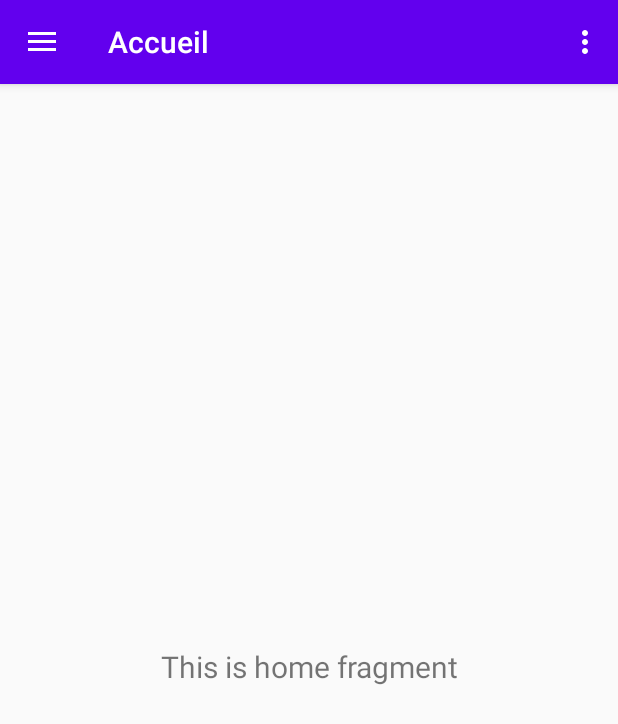
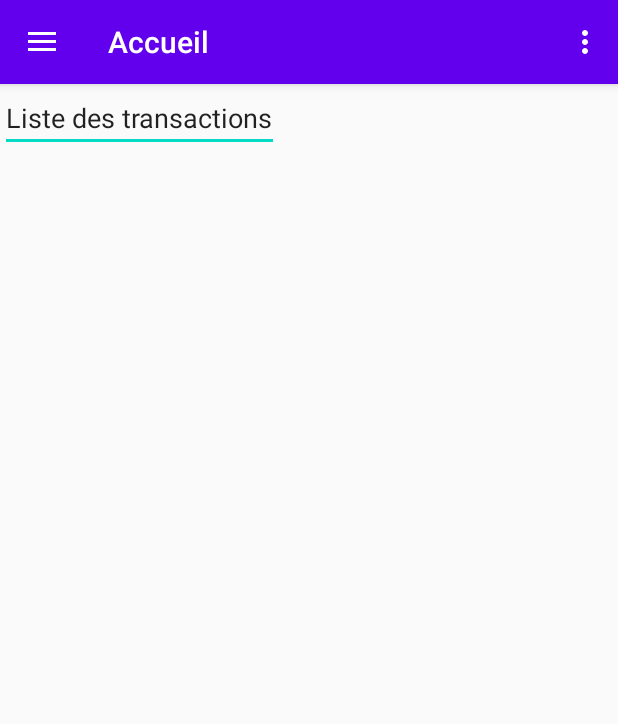
Before and after one commit to aissata0315/Android_TransfArgent, an Android app: the screen it shows after launch (MainActivity), on a phone screen of 412 x 824 dp. Shown: the top 724 px of the screen. Run offline under Robolectric (Android 15) with nearby library versions, the phone set to English and light mode, and no system bars; our stand-ins replace navigation-ui.

Commit message:
recuperation des données du formulaire

```diff
--- a/app/build.gradle
+++ b/app/build.gradle
@@ -31,6 +31,7 @@ dependencies {
     implementation 'androidx.navigation:navigation-fragment:2.1.0'
     implementation 'androidx.navigation:navigation-ui:2.1.0'
     implementation 'androidx.lifecycle:lifecycle-extensions:2.1.0'
+    implementation("com.squareup.okhttp3:okhttp:4.9.0")
     testImplementation 'junit:junit:4.12'
     androidTestImplementation 'androidx.test.ext:junit:1.1.1'
     androidTestImplementation 'androidx.test.espresso:espresso-core:3.2.0'
--- a/app/src/main/AndroidManifest.xml
+++ b/app/src/main/AndroidManifest.xml
@@ -1,7 +1,7 @@
 <?xml version="1.0" encoding="utf-8"?>
 <manifest xmlns:android="http://schemas.android.com/apk/res/android"
     package="sn.simplon.transfargent_android">
-
+<uses-permission android:name="android.permission.INTERNET"/>
     <application
         android:allowBackup="true"
         android:icon="@mipmap/ic_launcher"
--- a/app/src/main/java/sn/simplon/transfargent_android/MainActivity.java
+++ b/app/src/main/java/sn/simplon/transfargent_android/MainActivity.java
@@ -3,6 +3,8 @@ package sn.simplon.transfargent_android;
 import android.os.Bundle;
 import android.view.View;
 import android.view.Menu;
+import android.widget.Button;
+import android.widget.EditText;
 
 import com.google.android.material.floatingactionbutton.FloatingActionButton;
 import com.google.android.material.snackbar.Snackbar;
@@ -17,6 +19,7 @@ import androidx.appcompat.app.AppCompatActivity;
 import androidx.appcompat.widget.Toolbar;
 
 public class MainActivity extends AppCompatActivity {
+
 
     private AppBarConfiguration mAppBarConfiguration;
 
@@ -52,4 +55,6 @@ public class MainActivity extends AppCompatActivity {
         return NavigationUI.navigateUp(navController, mAppBarConfiguration)
                 || super.onSupportNavigateUp();
     }
+
+
 }
--- a/app/src/main/java/sn/simplon/transfargent_android/ui/lister/ListeTransactionFragment.java
+++ b/app/src/main/java/sn/simplon/transfargent_android/ui/lister/ListeTransactionFragment.java
@@ -4,32 +4,23 @@ import android.os.Bundle;
 import android.view.LayoutInflater;
 import android.view.View;
 import android.view.ViewGroup;
-import android.widget.TextView;
 
 import androidx.annotation.NonNull;
-import androidx.annotation.Nullable;
 import androidx.fragment.app.Fragment;
-import androidx.lifecycle.Observer;
 import androidx.lifecycle.ViewModelProviders;
 
 import sn.simplon.transfargent_android.R;
 
 public class ListeTransactionFragment extends Fragment {
 
-    private ListerViewModel homeViewModel;
+    private ListerViewModel listeTransactionViewModel;
 
     public View onCreateView(@NonNull LayoutInflater inflater,
                              ViewGroup container, Bundle savedInstanceState) {
-        homeViewModel =
+        listeTransactionViewModel =
                 ViewModelProviders.of(this).get(ListerViewModel.class);
         View root = inflater.inflate(R.layout.fragment_lister, container, false);
-        final TextView textView = root.findViewById(R.id.text_home);
-        homeViewModel.getText().observe(getViewLifecycleOwner(), new Observer<String>() {
-            @Override
-            public void onChanged(@Nullable String s) {
-                textView.setText(s);
-            }
-        });
+
         return root;
     }
 }
--- a/app/src/main/res/layout/fragment_ajouter.xml
+++ b/app/src/main/res/layout/fragment_ajouter.xml
@@ -89,7 +89,7 @@
             android:layout_marginLeft="10dp"
             android:layout_height="wrap_content"
             android:layout_gravity="center"
-            android:id="@+id/nomRecepteurr"
+            android:id="@+id/nomRecepteur"
             android:inputType="text"
             android:hint="Nom Recepteur"
             />
@@ -127,6 +127,7 @@
             android:text="Envoyer"
             android:layout_gravity="center"
             android:layout_marginTop="15dp"
+            android:id="@+id/btnEnvoyer"
             />
     </LinearLayout>
     </ScrollView>
--- a/app/src/main/res/layout/fragment_lister.xml
+++ b/app/src/main/res/layout/fragment_lister.xml
@@ -1,22 +1,14 @@
 <?xml version="1.0" encoding="utf-8"?>
-<androidx.constraintlayout.widget.ConstraintLayout xmlns:android="http://schemas.android.com/apk/res/android"
+<LinearLayout xmlns:android="http://schemas.android.com/apk/res/android"
     xmlns:app="http://schemas.android.com/apk/res-auto"
     xmlns:tools="http://schemas.android.com/tools"
     android:layout_width="match_parent"
     android:layout_height="match_parent"
+    android:orientation="vertical"
     tools:context=".ui.lister.ListeTransactionFragment">
 
-    <TextView
-        android:id="@+id/text_home"
-        android:layout_width="match_parent"
-        android:layout_height="wrap_content"
-        android:layout_marginStart="8dp"
-        android:layout_marginTop="8dp"
-        android:layout_marginEnd="8dp"
-        android:textAlignment="center"
-        android:textSize="20sp"
-        app:layout_constraintBottom_toBottomOf="parent"
-        app:layout_constraintEnd_toEndOf="parent"
-        app:layout_constraintStart_toStartOf="parent"
-        app:layout_constraintTop_toTopOf="parent" />
-</androidx.constraintlayout.widget.ConstraintLayout>
+   <EditText
+       android:layout_width="wrap_content"
+       android:layout_height="wrap_content"
+       android:text="Liste des transactions"/>
+</LinearLayout>
```
Also changed, not shown: app/src/main/java/sn/simplon/transfargent_android/ui/ajouter/FaireTransactionFragment.java (+36 -0 lines).
